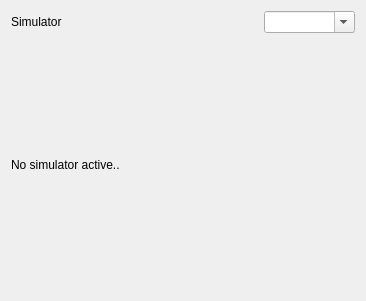
First picture: the form in src/ui/QGCHilConfiguration.ui, repository mavlink/qgroundcontrol, before the edit.
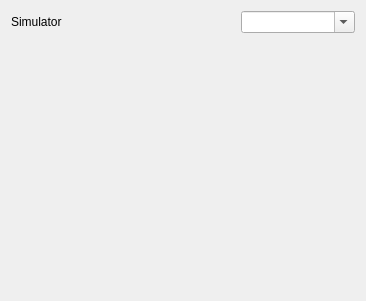
Second picture: the form after the edit.

The edit to the form file:
```diff
--- a/src/ui/QGCHilConfiguration.ui
+++ b/src/ui/QGCHilConfiguration.ui
@@ -39,7 +39,7 @@
      </item>
      <item>
       <property name="text">
-       <string>Flightgear</string>
+       <string>FlightGear 3.0+</string>
       </property>
      </item>
      <item>
@@ -69,7 +69,7 @@
    <item row="2" column="0" colspan="2">
     <widget class="QLabel" name="statusLabel">
      <property name="text">
-      <string>No simulator active..</string>
+      <string></string>
      </property>
     </widget>
    </item>
```
